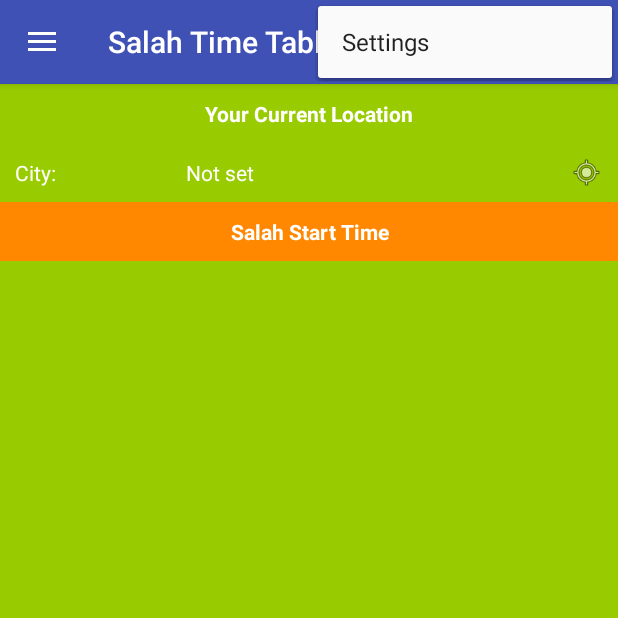
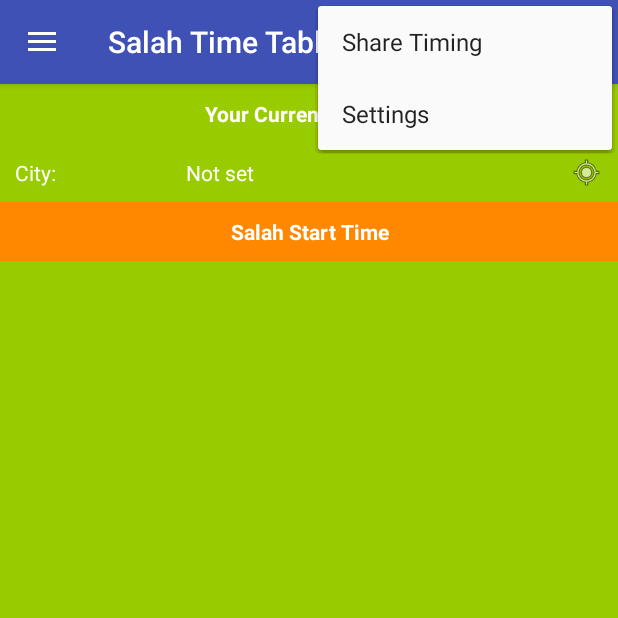
Before and after one commit to mosinbagban/Demo2, an Android app: the screen it shows after launch (SalahTimeActivity), with the options menu open, on a phone screen of 412 x 824 dp, the top half of it. Run offline under Robolectric (Android 15) with nearby library versions, the phone set to English and light mode, and no system bars; 1 statement that could not run was skipped.

Commit message:
Added share salah timings with other apps by using Intent Action send Added new menu option and required string

```diff
--- a/app/src/main/java/com/zainsoft/ramzantimetable/LocationDetailFragment.java
+++ b/app/src/main/java/com/zainsoft/ramzantimetable/LocationDetailFragment.java
@@ -110,7 +110,8 @@ public class LocationDetailFragment extends Fragment implements GoogleApiClient.
     private Handler mHandler;
     private ProgressDialog pDialog;
     private PrayTime prayers;
-
+    public static String MSG_SHARING_STR;
+    public static String ADDRESS = "";
     public LocationDetailFragment() {
         // Required empty public constructor
     }
@@ -322,9 +323,20 @@ public class LocationDetailFragment extends Fragment implements GoogleApiClient.
         Log.d(TAG, "tz"+ timezone);
         startIntentService();
         double[] pTimes = getSalahTime( timezone );
+        setSalahToAdapter( pTimes );
+    }
+
+    private void setSalahToAdapter(double[] pTimes) {
         ArrayList<String> prayerNames = prayers.getTimeNames();
         SalahAdapter salahAdapter = new SalahAdapter(getActivity(),pTimes, prayerNames);
         lstSalah.setAdapter(salahAdapter);
+
+        MSG_SHARING_STR = "Prayer times ";
+        for(int i=0; i < prayerNames.size(); i++) {
+            MSG_SHARING_STR = MSG_SHARING_STR  +" " + prayerNames.get( i ) + "-"
+                    + salahAdapter.prayerTimes.get( i ) +" ";
+        }
+        Log.d( TAG, MSG_SHARING_STR );
         if (pDialog != null) {
             pDialog.dismiss();
             pDialog = null;
@@ -435,12 +447,7 @@ public class LocationDetailFragment extends Fragment implements GoogleApiClient.
         @Override
         protected void onPostExecute(double[] pTimes) {
             super.onPostExecute( pTimes );
-            if(pDialog != null) {
-                pDialog.dismiss();
-            }
-            ArrayList<String> prayerNames = prayers.getTimeNames();
-            SalahAdapter salahAdapter = new SalahAdapter(getActivity(),pTimes, prayerNames);
-            lstSalah.setAdapter(salahAdapter);
+           setSalahToAdapter( pTimes );
         }
     }
 
@@ -512,7 +519,9 @@ public class LocationDetailFragment extends Fragment implements GoogleApiClient.
     }
 
     private void displayAddressOutput(String address) {
-       // Log.d(TAG, "Address: " + mAddressOutput);
+        this.ADDRESS = address;
+        Log.d(TAG, "Address: " + MSG_SHARING_STR);
+
         txtCity.setText(address);
     }
 
--- a/app/src/main/java/com/zainsoft/ramzantimetable/SalahAdapter.java
+++ b/app/src/main/java/com/zainsoft/ramzantimetable/SalahAdapter.java
@@ -22,7 +22,7 @@ public class SalahAdapter extends BaseAdapter {
 
     private static final String TAG = "SalahAdapter";
     double[] pTimes;
-    ArrayList<String> prayerTimes;
+    public ArrayList<String> prayerTimes;
     ArrayList<String> prayerNames;
     Context mContext;
     private static LayoutInflater inflater = null;
--- a/app/src/main/java/com/zainsoft/ramzantimetable/SalahTimeActivity.java
+++ b/app/src/main/java/com/zainsoft/ramzantimetable/SalahTimeActivity.java
@@ -10,11 +10,14 @@ import android.support.design.widget.Snackbar;
 import android.support.v4.app.Fragment;
 import android.support.v4.app.FragmentManager;
 import android.support.v4.view.GravityCompat;
+import android.support.v4.view.MenuItemCompat;
 import android.support.v4.widget.DrawerLayout;
 import android.support.v7.app.ActionBarDrawerToggle;
 import android.support.v7.app.AppCompatActivity;
+import android.support.v7.widget.ShareActionProvider;
 import android.support.v7.widget.Toolbar;
 import android.util.Log;
+
 import android.view.Menu;
 import android.view.MenuItem;
 import android.view.View;
@@ -32,7 +35,7 @@ import java.util.Calendar;
 import java.util.Date;
 
 public class SalahTimeActivity extends AppCompatActivity
-        implements NavigationView.OnNavigationItemSelectedListener, LocationDetailFragment.OnFragmentInteractionListener{
+        implements NavigationView.OnNavigationItemSelectedListener, LocationDetailFragment.OnFragmentInteractionListener {
 
     private static final String TAG = "SalahTimeActivity";
     double latitude;
@@ -44,6 +47,7 @@ public class SalahTimeActivity extends AppCompatActivity
      * See https://g.co/AppIndexing/AndroidStudio for more information.
      */
     LocationDetailFragment lfrg;
+  //  private ShareActionProvider myShareActionProvider;
 
     @Override
     protected void onCreate(Bundle savedInstanceState) {
@@ -80,6 +84,7 @@ public class SalahTimeActivity extends AppCompatActivity
     @Override
     public void onBackPressed() {
         DrawerLayout drawer = (DrawerLayout) findViewById(R.id.drawer_layout);
+
         if (drawer.isDrawerOpen(GravityCompat.START)) {
             drawer.closeDrawer(GravityCompat.START);
         } else {
@@ -91,6 +96,9 @@ public class SalahTimeActivity extends AppCompatActivity
     public boolean onCreateOptionsMenu(Menu menu) {
         // Inflate the menu; this adds items to the action bar if it is present.
         getMenuInflater().inflate(R.menu.salah_time, menu);
+       // MenuItem shareItem = menu.findItem(R.id.action_share);
+       /* myShareActionProvider = (ShareActionProvider) MenuItemCompat.getActionProvider(shareItem);
+        myShareActionProvider.setOnShareTargetSelectedListener( this );*/
         return true;
     }
 
@@ -100,11 +108,23 @@ public class SalahTimeActivity extends AppCompatActivity
         // automatically handle clicks on the Home/Up button, so long
         // as you specify a parent activity in AndroidManifest.xml.
         int id = item.getItemId();
-
+        Log.d( TAG, "Options clicked..." );
         //noinspection SimplifiableIfStatement
         if (id == R.id.action_settings) {
             Intent intent = new Intent( getApplicationContext(), SettingsActivity.class );
             startActivity( intent );
+            return true;
+        }else if (id == R.id.action_share) {
+            if(lfrg.MSG_SHARING_STR != null) {
+                Intent sendIntent = new Intent();
+                sendIntent.setAction(Intent.ACTION_SEND);
+                sendIntent.putExtra(Intent.EXTRA_TEXT, lfrg.ADDRESS + " "+ lfrg.MSG_SHARING_STR);
+                sendIntent.setType("text/plain");
+                startActivity(sendIntent);
+            } else {
+
+            }
+
             return true;
         }
 
@@ -136,6 +156,10 @@ public class SalahTimeActivity extends AppCompatActivity
         return true;
     }
 
+    public void doShare(Intent shareIntent) {
+        // When you want to share set the share intent.
+//        myShareActionProvider.setShareIntent(shareIntent);
+    }
     private void getSalahTime() {
 
         PrayTime prayers = new PrayTime();
@@ -211,4 +235,15 @@ public class SalahTimeActivity extends AppCompatActivity
             lfrg.onActivityResult(requestCode,resultCode,data);
             super.onActivityResult(requestCode,resultCode,data );
     }
+
+   /* @Override
+    public boolean onShareTargetSelected(ShareActionProvider source, Intent intent) {
+        Intent sendIntent = new Intent();
+        sendIntent.setAction(Intent.ACTION_SEND);
+        sendIntent.putExtra(Intent.EXTRA_TEXT, "This is my text to send.");
+        sendIntent.setType("text/plain");
+        Log.d( TAG, "Sharing...." );
+        doShare(sendIntent  );
+        return false;
+    }*/
 }
--- a/app/src/main/res/menu/salah_time.xml
+++ b/app/src/main/res/menu/salah_time.xml
@@ -5,5 +5,11 @@
         android:id="@+id/action_settings"
         android:orderInCategory="100"
         android:title="@string/action_settings"
-        app:showAsAction="never" />
+        app:showAsAction="never"
+        android:icon="@android:drawable/ic_menu_set_as" />
+    <item
+        android:id="@+id/action_share"
+        android:title="@string/share"
+        app:showAsAction="never"
+        android:icon="@android:drawable/ic_menu_send" />
 </menu>
--- a/app/src/main/res/values/strings.xml
+++ b/app/src/main/res/values/strings.xml
@@ -27,6 +27,7 @@
     <string name="timezone_api_key">AIzaSyBcKEvJuXRuOOdjce8b-HcdzJ1XnOVm9Hc</string>
     <string name="place_api_key">AIzaSyCuL0bzpwWUgxAtM91VSQFHTlpdVSDzXFo</string>
     <string name="title_activity_settings">Settings</string>
+    <string name="share">Share Timing</string>
 
     <!-- Strings related to Settings -->
 
```
